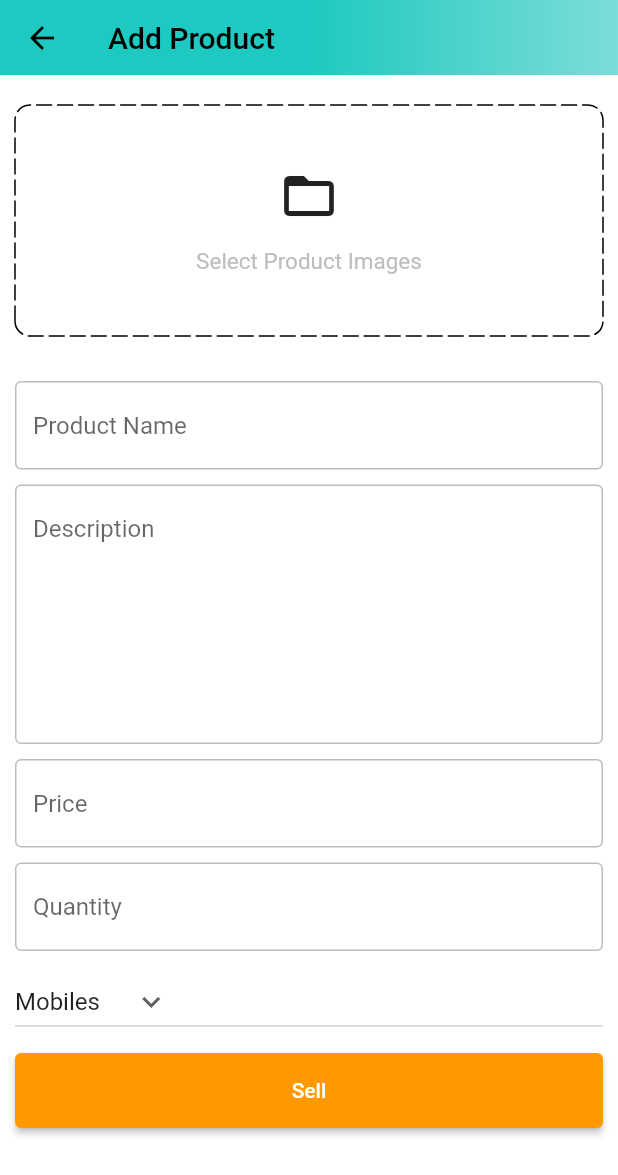
After one commit to yjawais/amazon_clone, a Flutter app: the AdminScreen screen opened directly, after a tap on the "add" icon, on a phone screen of 412 x 824 dp. The commit adds this screen. Shown: the top 1175 px of the screen. Run offline on Flutter 3.47's test engine with Material 2 defaults, Android fonts, the phone set to English and light mode, and no system bars; drawn by our look-alikes of dotted_border; our stand-ins replace badges, carousel_slider, file_picker, shared_preferences; accounts and stored records are empty.

Commit message:
admin screens UI added

```diff
--- a/lib/common/widgets/custom_textfield.dart
+++ b/lib/common/widgets/custom_textfield.dart
@@ -3,10 +3,12 @@ import 'package:flutter/material.dart';
 class CustomTextField extends StatelessWidget {
   final TextEditingController controller;
   final String hintText;
+  final int maxLines;
   const CustomTextField({
     Key? key,
     required this.controller,
     required this.hintText,
+    this.maxLines=1,
   }) : super(key: key);
 
   @override
@@ -30,6 +32,7 @@ class CustomTextField extends StatelessWidget {
           ),
         ),
       ),
+      maxLines: maxLines,
     );
   }
 }
--- a/lib/constants/utils.dart
+++ b/lib/constants/utils.dart
@@ -1,3 +1,5 @@
+import 'dart:io';
+import 'package:file_picker/file_picker.dart';
 import 'package:flutter/material.dart';
 
 void showSnackBar(BuildContext context, String text) {
@@ -7,3 +9,21 @@ void showSnackBar(BuildContext context, String text) {
     ),
   );
 }
+
+Future<List<File>> pickImages() async {
+  List<File> images = [];
+  try {
+    var files = await FilePicker.platform.pickFiles(
+      type: FileType.image,
+      allowMultiple: true,
+    );
+    if (files != null && files.files.isNotEmpty) {
+      for (int i = 0; i < files.files.length; i++) {
+        images.add(File(files.files[i].path!));
+      }
+    }
+  } catch (e) {
+    debugPrint(e.toString());
+  }
+  return images;
+}
--- /dev/null
+++ b/lib/features/admin/screens/add_product_screen.dart
@@ -0,0 +1,182 @@
+import 'dart:io';
+
+import 'package:amazon_clone/common/widgets/custom_button.dart';
+import 'package:amazon_clone/common/widgets/custom_textfield.dart';
+import 'package:amazon_clone/constants/global_variables.dart';
+import 'package:amazon_clone/constants/utils.dart';
+import 'package:carousel_slider/carousel_slider.dart';
+import 'package:flutter/material.dart';
+import 'package:dotted_border/dotted_border.dart';
+
+class AddProductScreen extends StatefulWidget {
+  static const String routeName = '/add-product';
+  const AddProductScreen({Key? key}) : super(key: key);
+
+  @override
+  _AddProductScreenState createState() => _AddProductScreenState();
+}
+
+class _AddProductScreenState extends State<AddProductScreen> {
+  final TextEditingController productNameController = TextEditingController();
+  final TextEditingController descriptionController = TextEditingController();
+  final TextEditingController priceController = TextEditingController();
+  final TextEditingController quantityController = TextEditingController();
+
+  @override
+  void dispose() {
+    super.dispose();
+    productNameController.dispose();
+    descriptionController.dispose();
+    priceController.dispose();
+    quantityController.dispose();
+  }
+
+  String category = 'Mobiles';
+  List<String> productCategories = [
+    'Mobiles',
+    'Essentials',
+    'Appliances',
+    'Books',
+    'Fashion'
+  ];
+
+  List<File> images = [];
+
+  void selectImages() async {
+    var res = await pickImages();
+    setState(() {
+      images = res;
+    });
+  }
+
+  @override
+  Widget build(BuildContext context) {
+    return Scaffold(
+      appBar: PreferredSize(
+        preferredSize: const Size.fromHeight(50),
+        child: AppBar(
+          flexibleSpace: Container(
+            decoration: const BoxDecoration(
+              gradient: GlobalVariables.appBarGradient,
+            ),
+          ),
+          title: const Text(
+            'Add Product',
+            style: TextStyle(
+              color: Colors.black,
+            ),
+          ),
+        ),
+      ),
+      body: SingleChildScrollView(
+        child: Form(
+         // key: _addProductFormKey,
+          child: Padding(
+            padding: const EdgeInsets.symmetric(horizontal: 10.0),
+            child: Column(
+              children: [
+                const SizedBox(height: 20),
+                images.isNotEmpty
+                    ? CarouselSlider(
+                        items: images.map(
+                          (i) {
+                            return Builder(
+                              builder: (BuildContext context) => Image.file(
+                                i,
+                                fit: BoxFit.cover,
+                                height: 200,
+                              ),
+                            );
+                          },
+                        ).toList(),
+                        options: CarouselOptions(
+                          viewportFraction: 1,
+                          height: 200,
+                        ),
+                      )
+                    : GestureDetector(
+                        onTap: selectImages,
+                        child: DottedBorder(
+                          borderType: BorderType.RRect,
+                          radius: const Radius.circular(10),
+                          dashPattern: const [10, 4],
+                          strokeCap: StrokeCap.round,
+                          child: Container(
+                            width: double.infinity,
+                            height: 150,
+                            decoration: BoxDecoration(
+                              borderRadius: BorderRadius.circular(10),
+                            ),
+                            child: Column(
+                              mainAxisAlignment: MainAxisAlignment.center,
+                              children: [
+                                const Icon(
+                                  Icons.folder_open,
+                                  size: 40,
+                                ),
+                                const SizedBox(height: 15),
+                                Text(
+                                  'Select Product Images',
+                                  style: TextStyle(
+                                    fontSize: 15,
+                                    color: Colors.grey.shade400,
+                                  ),
+                                ),
+                              ],
+                            ),
+                          ),
+                        ),
+                      ),
+                const SizedBox(height: 30),
+                CustomTextField(
+                  controller: productNameController,
+                  hintText: 'Product Name',
+                ),
+                const SizedBox(height: 10),
+                CustomTextField(
+                  controller: descriptionController,
+                  hintText: 'Description',
+                  maxLines: 7,
+                ),
+                const SizedBox(height: 10),
+                CustomTextField(
+                  controller: priceController,
+                  hintText: 'Price',
+                ),
+                const SizedBox(height: 10),
+                CustomTextField(
+                  controller: quantityController,
+                  hintText: 'Quantity',
+                ),
+                const SizedBox(height: 10),
+                SizedBox(
+                  width: double.infinity,
+                  child: DropdownButton(
+                    value: category,
+                    icon: const Icon(Icons.keyboard_arrow_down),
+                    items: productCategories.map((String item) {
+                      return DropdownMenuItem(
+                        value: item,
+                        child: Text(item),
+                      );
+                    }).toList(),
+                    onChanged: (String? newVal) {
+                      setState(() {
+                        category = newVal!;
+                      });
+                    },
+                  ),
+                ),
+                const SizedBox(height: 10),
+                CustomButton(
+                  text: 'Sell',
+                  onTap: (){},
+                ),
+              ],
+            ),
+          ),
+        ),
+      ),
+    );
+  }
+}
--- /dev/null
+++ b/lib/features/admin/screens/admin_screen.dart
@@ -0,0 +1,134 @@
+import 'package:amazon_clone/constants/global_variables.dart';
+import 'package:amazon_clone/features/admin/screens/posts_screen.dart';
+import 'package:flutter/material.dart';
+
+class AdminScreen extends StatefulWidget {
+  const AdminScreen({Key? key}) : super(key: key);
+
+  @override
+  _AdminScreenState createState() => _AdminScreenState();
+}
+
+class _AdminScreenState extends State<AdminScreen> {
+   int _page = 0;
+  double bottomBarWidth = 42;
+  double bottomBarBorderWidth = 5;
+
+void updatePage(int page){
+  setState(() {
+    _page=page;
+  });
+}
+
+List<Widget> pages=[
+const PostsScreen(),
+const Text('cart'),
+const Text('cart'),
+
+];
+
+
+  @override
+  Widget build(BuildContext context) {
+    return Scaffold(
+        appBar: PreferredSize(
+        preferredSize: const Size.fromHeight(50),
+        child: AppBar(
+          flexibleSpace: Container(
+            decoration: const BoxDecoration(
+              gradient: GlobalVariables.appBarGradient,
+            ),
+          ),
+          title: Row(
+            mainAxisAlignment: MainAxisAlignment.spaceBetween,
+            children: [
+              Container(
+                alignment: Alignment.topLeft,
+                child: Image.asset(
+                  'assets/images/amazon_in.png',
+                  width: 120,
+                  height: 45,
+                  color: Colors.black,
+                ),
+              ),
+             const Text('Admin',style: TextStyle(
+               color: Colors.black,
+               fontWeight: FontWeight.bold,
+             ),),
+            ],
+          ),
+        ),
+      ),
+
+
+          body: pages[_page],
+         bottomNavigationBar: BottomNavigationBar(
+        currentIndex: _page,
+        selectedItemColor: GlobalVariables.selectedNavBarColor,
+        unselectedItemColor: GlobalVariables.unselectedNavBarColor,
+        backgroundColor: GlobalVariables.backgroundColor,
+        iconSize: 28,
+        onTap: updatePage,
+        items: [
+          //posts
+          BottomNavigationBarItem(
+              icon: Container(
+                width: bottomBarWidth,
+                decoration: BoxDecoration(
+                  border: Border(
+                    top: BorderSide(
+                      color: _page == 0
+                          ? GlobalVariables.selectedNavBarColor
+                          : GlobalVariables.backgroundColor,
+                      width: bottomBarBorderWidth,
+                    ),
+                  ),
+                ),
+                child: const Icon(
+                  Icons.home_outlined,
+                ),
+              ),
+              label: ''),
+          BottomNavigationBarItem(
+              icon: Container(
+                width: bottomBarWidth,
+                decoration: BoxDecoration(
+                  border: Border(
+                    top: BorderSide(
+                      color: _page == 1
+                          ? GlobalVariables.selectedNavBarColor
+                          : GlobalVariables.backgroundColor,
+                      width: bottomBarBorderWidth,
+                    ),
+                  ),
+                ),
+                child: const Icon(
+                  Icons.analytics_outlined,
+                ),
+              ),
+              label: ''),
+//orders
+              BottomNavigationBarItem(
+              icon: Container(
+                width: bottomBarWidth,
+                decoration: BoxDecoration(
+                  border: Border(
+                    top: BorderSide(
+                      color: _page == 2
+                          ? GlobalVariables.selectedNavBarColor
+                          : GlobalVariables.backgroundColor,
+                      width: bottomBarBorderWidth,
+                    ),
+                  ),
+                ),
+                child: const Icon(
+                  Icons.all_inbox_outlined,
+                ),
+              ),
+              label: ''),
+       ],
+      ),
+
+    );
+  }
+}
--- /dev/null
+++ b/lib/features/admin/screens/posts_screen.dart
@@ -0,0 +1,30 @@
+import 'package:amazon_clone/features/admin/screens/add_product_screen.dart';
+import 'package:flutter/material.dart';
+
+class PostsScreen extends StatefulWidget {
+  const PostsScreen({Key? key}) : super(key: key);
+
+  @override
+  _PostsScreenState createState() => _PostsScreenState();
+}
+
+class _PostsScreenState extends State<PostsScreen> {
+
+void navigateToAddProduct(){
+  Navigator.pushNamed(context, AddProductScreen.routeName);
+}
+
+
+  @override
+  Widget build(BuildContext context) {
+    return Scaffold(
+      body: const Text('product'),
+      floatingActionButton: FloatingActionButton(
+        child: const Icon(Icons.add),
+        onPressed: navigateToAddProduct,
+        tooltip: 'Add Product',
+      ),
+      floatingActionButtonLocation: FloatingActionButtonLocation.centerFloat,
+    );
+  }
+}
--- a/lib/main.dart
+++ b/lib/main.dart
@@ -1,4 +1,5 @@
 import 'package:amazon_clone/common/widgets/bottom_bar.dart';
+import 'package:amazon_clone/features/admin/screens/admin_screen.dart';
 import 'package:amazon_clone/features/auth/screens/auth_screen.dart';
 import 'package:amazon_clone/features/auth/services/auth_service.dart';
 import 'package:amazon_clone/providers/user_provider.dart';
@@ -33,6 +34,7 @@ class _MyAppState extends State<MyApp> {
   @override
   Widget build(BuildContext context) {
     return MaterialApp(
+      debugShowCheckedModeBanner: false,
       title: 'Amazon Clone',
       theme: ThemeData(
         scaffoldBackgroundColor: GlobalVariables.backgroundColor,
@@ -49,7 +51,9 @@ class _MyAppState extends State<MyApp> {
       ),
       onGenerateRoute: (settings) => generateRoute(settings),
       home: Provider.of<UserProvider>(context).user.token.isNotEmpty
-          ? const BottomBar()
+          ? Provider.of<UserProvider>(context).user.type == 'user'
+              ? const BottomBar()
+              : const AdminScreen()
           : const AuthScreen(),
     );
   }
--- a/lib/router.dart
+++ b/lib/router.dart
@@ -1,4 +1,5 @@
 import 'package:amazon_clone/common/widgets/bottom_bar.dart';
+import 'package:amazon_clone/features/admin/screens/add_product_screen.dart';
 import 'package:amazon_clone/features/auth/screens/auth_screen.dart';
 import 'package:amazon_clone/features/home/screens/home_screen.dart';
 import 'package:flutter/material.dart';
@@ -17,6 +18,10 @@ Route<dynamic> generateRoute(RouteSettings routeSettings) {
       return MaterialPageRoute(
         builder: (_) =>  const BottomBar(),
       );
+      case AddProductScreen.routeName:
+      return MaterialPageRoute(
+        builder: (_) =>  const AddProductScreen(),
+      );
     default:
       return MaterialPageRoute(
         builder: (_) => const Scaffold(
--- a/pubspec.yaml
+++ b/pubspec.yaml
@@ -35,7 +35,8 @@ dependencies:
   shared_preferences: ^2.0.15
   badges: ^2.0.2
   carousel_slider: ^4.1.1
-
+  dotted_border: ^2.0.0+2
+  file_picker: ^4.5.1
 
 dev_dependencies:
   flutter_lints: ^1.0.0
```
Also changed, not shown: pubspec.lock.
